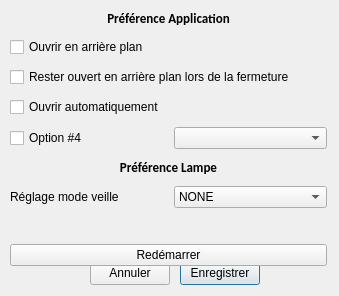
Before: the Qt Designer form lampeDimmer_GUI/setuppreferencedialog.ui in thomelect/lampeDimmer, drawn with Qt 5.
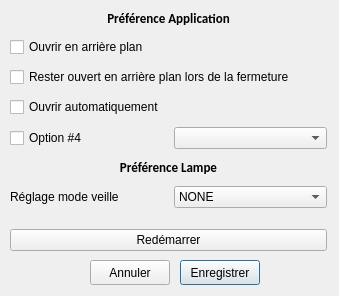
After: the same form once the commit is applied.

Commit message: Modification de la hauteur du grid layout.

Diff of the .ui file:
```diff
--- a/lampeDimmer_GUI/setuppreferencedialog.ui
+++ b/lampeDimmer_GUI/setuppreferencedialog.ui
@@ -45,7 +45,7 @@
      <x>10</x>
      <y>10</y>
      <width>317</width>
-     <height>256</height>
+     <height>241</height>
     </rect>
    </property>
    <layout class="QVBoxLayout" name="verticalLayout">
```
